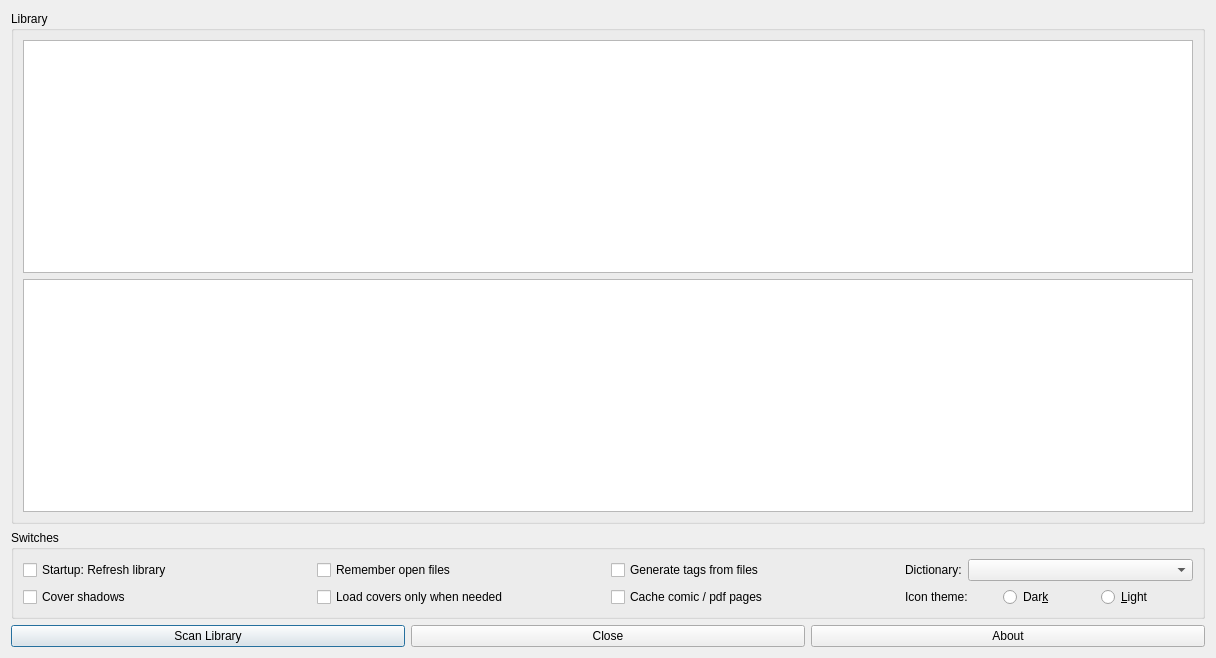
Above: resources/raw/settings.ui from BasioMeusPuga/Lector before the change. Below: the same form after it.
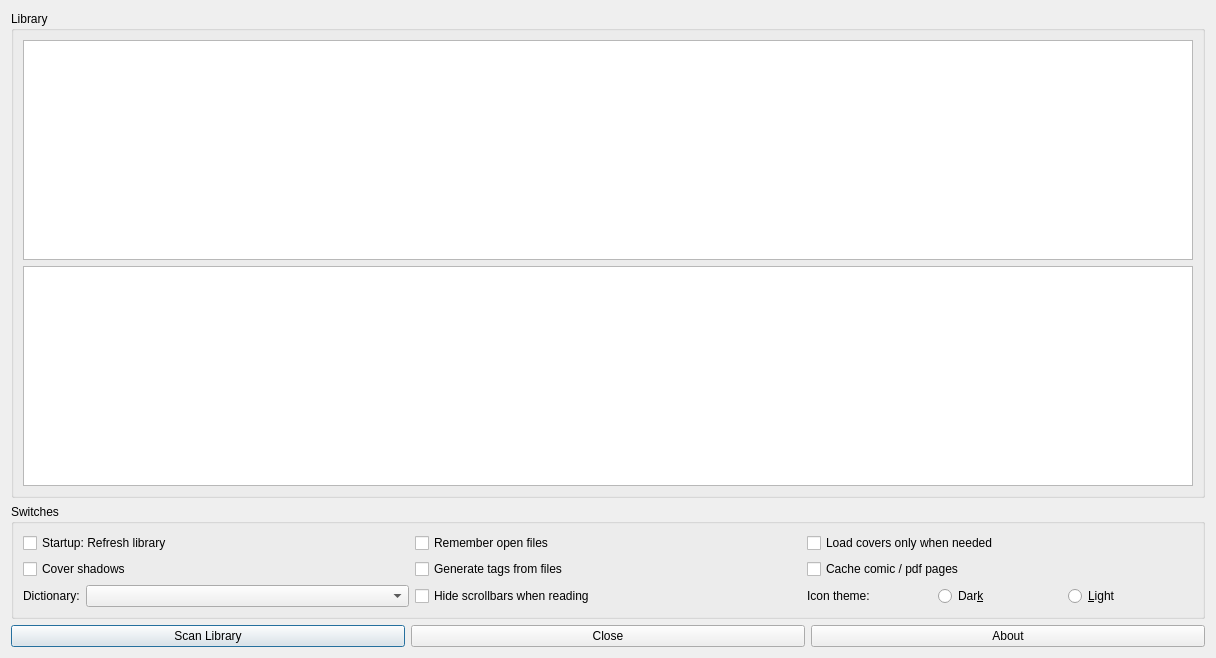
That is the form after the change.

```diff
--- a/resources/raw/settings.ui
+++ b/resources/raw/settings.ui
@@ -63,35 +63,15 @@
              </widget>
             </item>
             <item>
-             <widget class="QCheckBox" name="autoTags">
+             <widget class="QCheckBox" name="performCulling">
+              <property name="toolTip">
+               <string>Enabling reduces startup time and memory usage</string>
+              </property>
               <property name="text">
-               <string>Generate tags from files</string>
+               <string>Load covers only when needed</string>
               </property>
              </widget>
             </item>
-            <item>
-             <layout class="QHBoxLayout" name="horizontalLayout_3">
-              <item>
-               <widget class="QLabel" name="languageLabel">
-                <property name="sizePolicy">
-                 <sizepolicy hsizetype="Maximum" vsizetype="Preferred">
-                  <horstretch>0</horstretch>
-                  <verstretch>0</verstretch>
-                 </sizepolicy>
-                </property>
-                <property name="text">
-                 <string>Dictionary:</string>
-                </property>
-                <property name="alignment">
-                 <set>Qt::AlignLeading|Qt::AlignLeft|Qt::AlignVCenter</set>
-                </property>
-               </widget>
-              </item>
-              <item>
-               <widget class="QComboBox" name="languageBox"/>
-              </item>
-             </layout>
-            </item>
            </layout>
           </item>
          </layout>
@@ -106,12 +86,9 @@
            </widget>
           </item>
           <item>
-           <widget class="QCheckBox" name="performCulling">
-            <property name="toolTip">
-             <string>Enabling reduces startup time and memory usage</string>
-            </property>
+           <widget class="QCheckBox" name="autoTags">
             <property name="text">
-             <string>Load covers only when needed</string>
+             <string>Generate tags from files</string>
             </property>
            </widget>
           </item>
@@ -125,6 +102,44 @@
             </property>
            </widget>
           </item>
+         </layout>
+        </item>
+        <item row="2" column="0">
+         <layout class="QHBoxLayout" name="horizontalLayout_6">
+          <item>
+           <layout class="QHBoxLayout" name="horizontalLayout_3">
+            <item>
+             <widget class="QLabel" name="languageLabel">
+              <property name="sizePolicy">
+               <sizepolicy hsizetype="Maximum" vsizetype="Preferred">
+                <horstretch>0</horstretch>
+                <verstretch>0</verstretch>
+               </sizepolicy>
+              </property>
+              <property name="text">
+               <string>Dictionary:</string>
+              </property>
+              <property name="alignment">
+               <set>Qt::AlignLeading|Qt::AlignLeft|Qt::AlignVCenter</set>
+              </property>
+             </widget>
+            </item>
+            <item>
+             <widget class="QComboBox" name="languageBox"/>
+            </item>
+           </layout>
+          </item>
+          <item>
+           <widget class="QCheckBox" name="hideScrollBars">
+            <property name="toolTip">
+             <string>Horizontal scrolling with Alt + Scroll
+Reopen book to see changes</string>
+            </property>
+            <property name="text">
+             <string>Hide scrollbars when reading</string>
+            </property>
+           </widget>
+          </item>
           <item>
            <layout class="QHBoxLayout" name="horizontalLayout_5">
             <item>
```
Left out of the diff: 6 changed lines with no effect on the pictures.
